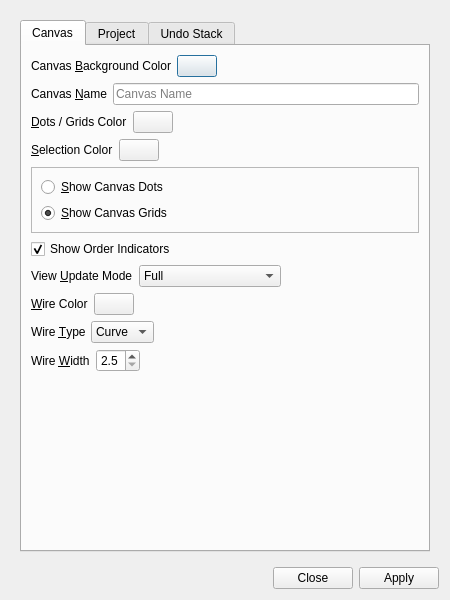
textbrowser/glitch, file UI/glitch-canvas-settings.ui: the form before one commit.
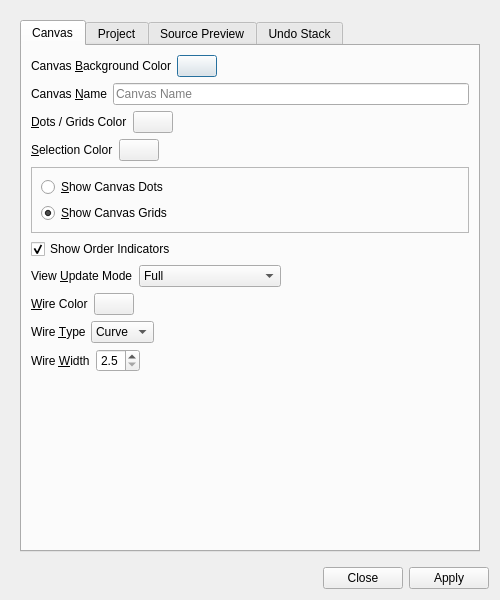
The form after the commit. Icons and pictures are not drawn.

The edit to the form file:
```diff
--- a/UI/glitch-canvas-settings.ui
+++ b/UI/glitch-canvas-settings.ui
@@ -6,7 +6,7 @@
    <rect>
     <x>0</x>
     <y>0</y>
-    <width>450</width>
+    <width>500</width>
     <height>600</height>
    </rect>
   </property>
@@ -31,7 +31,7 @@
        <rect>
         <x>0</x>
         <y>0</y>
-        <width>438</width>
+        <width>488</width>
         <height>544</height>
        </rect>
       </property>
@@ -599,6 +599,11 @@
           </layout>
          </widget>
          <widget class="QWidget" name="page_3">
+          <attribute name="title">
+           <string>Source Preview</string>
+          </attribute>
+         </widget>
+         <widget class="QWidget" name="page_4">
           <attribute name="title">
            <string>Undo Stack</string>
           </attribute>
```
